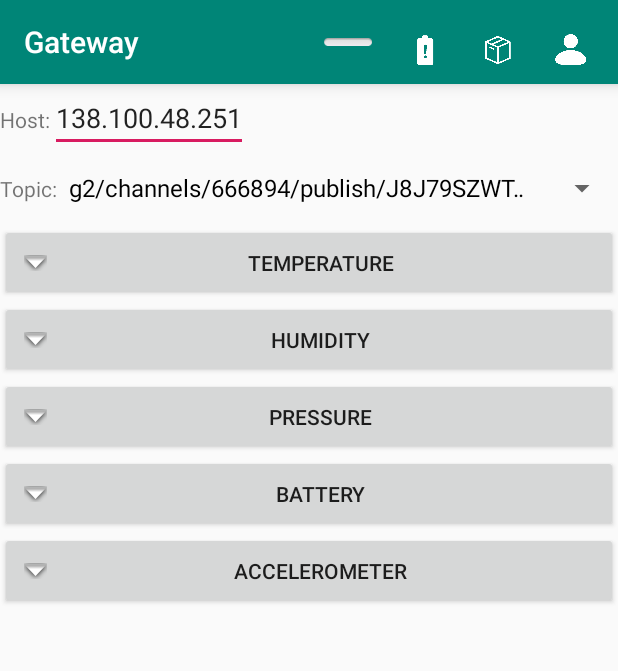
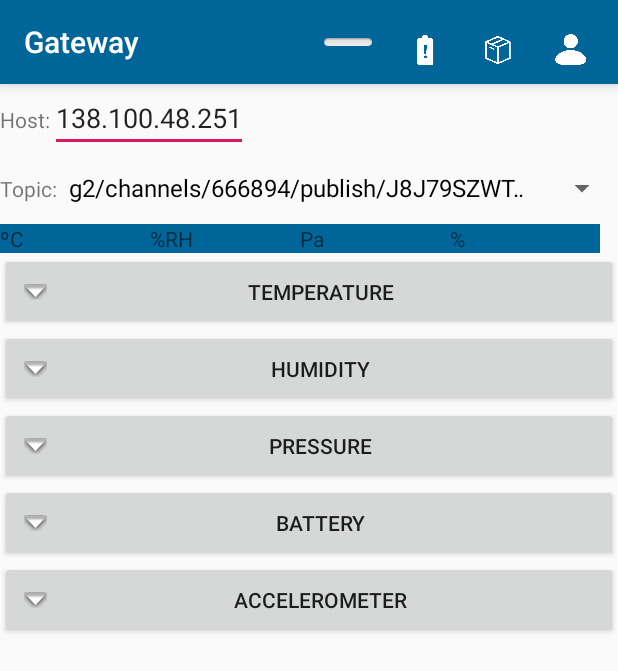
Before and after one commit to Midelcas/ASPAndroid, an Android app: the screen it shows after launch (MainActivity), on a phone screen of 412 x 824 dp. Shown: the top 671 px of the screen. Run offline under Robolectric (Android 15) with nearby library versions, the phone set to English and light mode, and no system bars; libraries missing offline, so code that uses them is left out: com.github.mikephil.charting; plain views replace LineChart; 57 statements that could not run were skipped.

Commit message:
Color changed Data added Date added to log

```diff
--- a/SensorNetwork/app/src/main/java/com/sn_g2/sensornetwork/MainActivity.java
+++ b/SensorNetwork/app/src/main/java/com/sn_g2/sensornetwork/MainActivity.java
@@ -42,6 +42,11 @@ public class MainActivity extends AppCompatActivity implements View.OnClickListe
     private MqttAndroidClient mqttAndroidClient;
 
     private TextView tv;
+    private TextView tvtemp;
+    private TextView tvhum;
+    private TextView tvpress;
+    private TextView tvbat;
+
 
     private LineChart tempChart;
     private LineChart humChart;
@@ -145,6 +150,10 @@ public class MainActivity extends AppCompatActivity implements View.OnClickListe
         topicS.setAdapter(adapter);
 
         tv= (TextView)findViewById(R.id.tv);
+        tvtemp= (TextView)findViewById(R.id.tvtemp);
+        tvhum= (TextView)findViewById(R.id.tvhum);
+        tvpress= (TextView)findViewById(R.id.tvpress);
+        tvbat= (TextView)findViewById(R.id.tvbat);
 
         tempbtn = (Button)findViewById(R.id.tempbtn);
         tempbtn.setOnClickListener(this);
@@ -307,10 +316,11 @@ public class MainActivity extends AppCompatActivity implements View.OnClickListe
             public void messageArrived(String s, MqttMessage mqttMessage) throws Exception {
                 calendar=Calendar.getInstance();
                 String payload = new String(mqttMessage.getPayload());
-                tv.setText(tv.getText().toString()+"\n-->"+payload+"\n");
+                tv.setText(tv.getText().toString()+"\n"+Calendar.getInstance().getTime().toString()+"-->"+payload+"\n");
                 String[] values = payload.split("&|=");
                 for(int i=0; i< values.length; i++){
                     if(values[i].equals("field1")){
+                        tvtemp.setText(values[i+1]+"ºC");
                         lineData1.addEntry(new Entry((calendar.get(Calendar.HOUR_OF_DAY)*3600+calendar.get(Calendar.MINUTE)*60+calendar.get(Calendar.SECOND)) ,Float.parseFloat(values[i+1])), lineData1.getIndexOfDataSet(dataSet1));
                         if(tempChart.getLineData()==null){
                             tempChart.setData(lineData1);
@@ -320,6 +330,7 @@ public class MainActivity extends AppCompatActivity implements View.OnClickListe
                         tempChart.resetViewPortOffsets();
                         tempChart.invalidate(); // refresh
                     }else if(values[i].equals("field2")){
+                        tvhum.setText(values[i+1]+"%RH");
                         lineData2.addEntry(new Entry((calendar.get(Calendar.HOUR_OF_DAY)*3600+calendar.get(Calendar.MINUTE)*60+calendar.get(Calendar.SECOND)) ,Float.parseFloat(values[i+1])), lineData2.getIndexOfDataSet(dataSet2));
                         if(humChart.getLineData()==null){
                             humChart.setData(lineData2);
@@ -329,6 +340,7 @@ public class MainActivity extends AppCompatActivity implements View.OnClickListe
                         humChart.resetViewPortOffsets();
                         humChart.invalidate(); // refresh
                     }else if(values[i].equals("field3")){
+                        tvpress.setText(values[i+1]+"Pa");
                         lineData3.addEntry(new Entry((calendar.get(Calendar.HOUR_OF_DAY)*3600+calendar.get(Calendar.MINUTE)*60+calendar.get(Calendar.SECOND)) ,Float.parseFloat(values[i+1])), lineData3.getIndexOfDataSet(dataSet3));
                         if(pressChart.getLineData()==null){
                             pressChart.setData(lineData3);
@@ -338,6 +350,7 @@ public class MainActivity extends AppCompatActivity implements View.OnClickListe
                         pressChart.resetViewPortOffsets();
                         pressChart.invalidate(); // refresh
                     }else if(values[i].equals("field4")){
+                        tvbat.setText(values[i+1]+"%");
                         lineData4.addEntry(new Entry((calendar.get(Calendar.HOUR_OF_DAY)*3600+calendar.get(Calendar.MINUTE)*60+calendar.get(Calendar.SECOND)) ,Float.parseFloat(values[i+1])), lineData4.getIndexOfDataSet(dataSet4));
                         if(batChart.getLineData()==null){
                             batChart.setData(lineData4);
--- a/SensorNetwork/app/src/main/res/layout/activity_main.xml
+++ b/SensorNetwork/app/src/main/res/layout/activity_main.xml
@@ -51,6 +51,38 @@
                     android:layout_width="wrap_content"
                     android:layout_height="wrap_content">
                 </Spinner>
+            </LinearLayout>
+            <LinearLayout
+                android:layout_width="match_parent"
+                android:layout_height="wrap_content">
+                <TextView
+                    android:id="@+id/tvtemp"
+                    android:layout_width="100dp"
+                    android:layout_height="wrap_content"
+                    android:hint="ºC"
+                    android:background="#006699"
+                    android:textColor="#FFFFFF"/>
+                <TextView
+                    android:id="@+id/tvhum"
+                    android:layout_width="100dp"
+                    android:layout_height="wrap_content"
+                    android:hint="%RH"
+                    android:background="#006699"
+                    android:textColor="#FFFFFF"/>
+                <TextView
+                    android:id="@+id/tvpress"
+                    android:layout_width="100dp"
+                    android:layout_height="wrap_content"
+                    android:hint="Pa"
+                    android:background="#006699"
+                    android:textColor="#FFFFFF"/>
+                <TextView
+                    android:id="@+id/tvbat"
+                    android:layout_width="100dp"
+                    android:layout_height="wrap_content"
+                    android:hint="%"
+                    android:background="#006699"
+                    android:textColor="#FFFFFF"/>
             </LinearLayout>
         </LinearLayout>
         <ScrollView
--- a/SensorNetwork/app/src/main/res/values/styles.xml
+++ b/SensorNetwork/app/src/main/res/values/styles.xml
@@ -3,7 +3,7 @@
     <!-- Base application theme. -->
     <style name="AppTheme" parent="Theme.AppCompat.Light.NoActionBar">
         <!-- Customize your theme here. -->
-        <item name="colorPrimary">@color/colorPrimary</item>
+        <item name="colorPrimary">#006699</item>
         <item name="colorPrimaryDark">@color/colorPrimaryDark</item>
         <item name="colorAccent">@color/colorAccent</item>
     </style>
```
